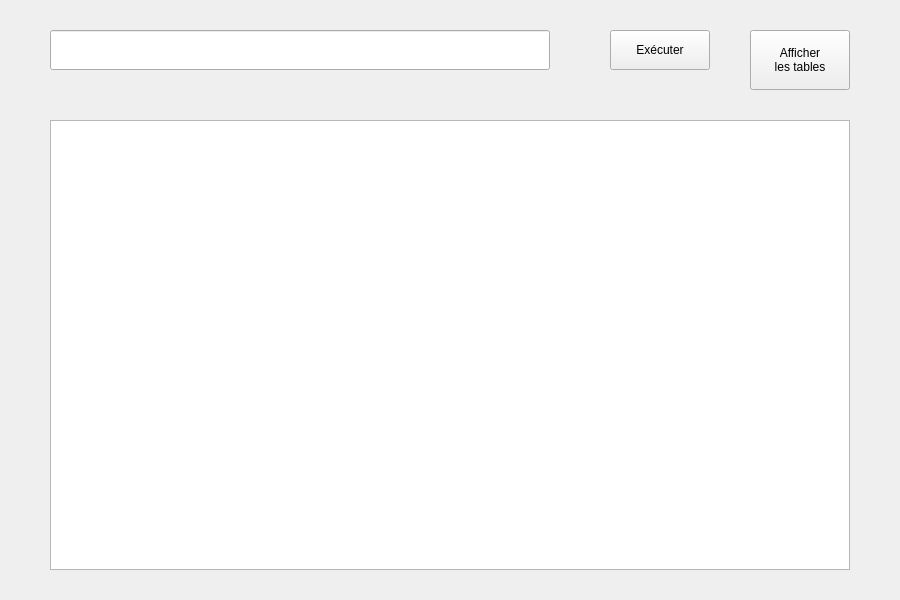
Before: the Qt Designer form forms/database.ui in BethencourtFlorian/Platlog_c, drawn with Qt 5.
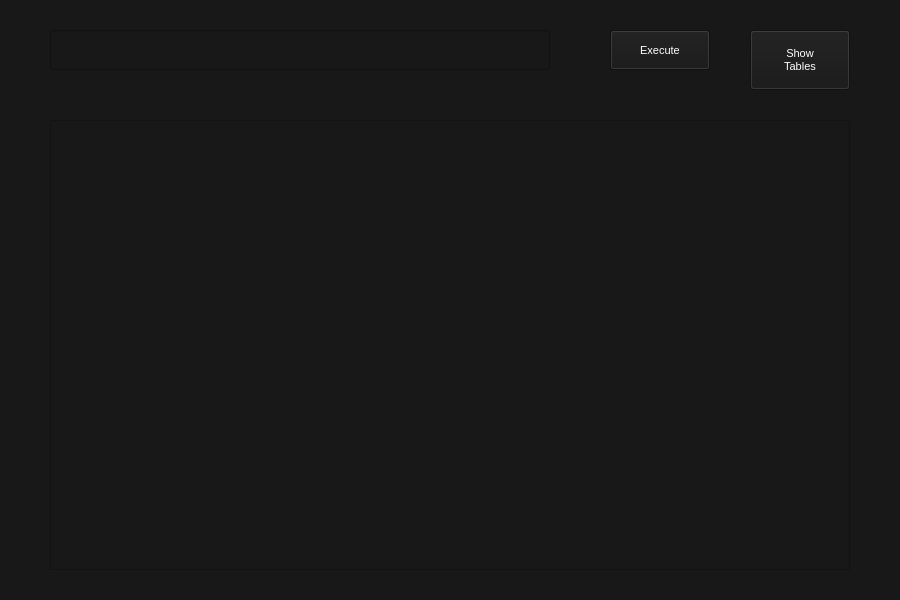
After: the same form once the commit is applied.

Commit message: Changements design + langue globale du logiciel

```diff
--- a/forms/database.ui
+++ b/forms/database.ui
@@ -12,12 +12,50 @@
   </property>
   <property name="font">
    <font>
-    <pointsize>9</pointsize>
+    <family>Segoe UI</family>
+    <pointsize>8</pointsize>
+    <italic>false</italic>
+    <bold>false</bold>
    </font>
   </property>
   <property name="windowTitle">
    <string>Form</string>
   </property>
+  <property name="styleSheet">
+   <string notr="true">*{
+font: 8pt &quot;Segoe UI&quot;;
+background-color: rgb(24, 24, 24);
+color: white;
+}
+
+QTableView {
+	gridline-color: white;
+	border-color: rgb(224, 224, 224);
+    font: 10px;
+}
+
+QHeaderView::section {
+	text-align: left;
+    
+	background-color: rgb(13, 142, 227);
+	border: 1px solid #04AA6D;
+    color: white;
+    height: 35px;
+    font: 14px;
+}
+
+QTableView::item:alternate{
+	
+	background-color: rgb(209, 209, 209);
+	color: black;
+}
+
+QTableView::item{
+	background-color: white;
+	color: black;
+}
+</string>
+  </property>
   <widget class="QTableView" name="tableView">
    <property name="geometry">
     <rect>
@@ -28,7 +66,7 @@
     </rect>
    </property>
    <property name="styleSheet">
-    <string notr="true">color: rgb(39, 24, 255);</string>
+    <string notr="true"/>
    </property>
   </widget>
   <widget class="QLineEdit" name="lineEdit">
@@ -51,7 +89,7 @@
     </rect>
    </property>
    <property name="text">
-    <string>Exécuter</string>
+    <string>Execute</string>
    </property>
   </widget>
   <widget class="QPushButton" name="defaultButton">
@@ -65,12 +103,15 @@
    </property>
    <property name="font">
     <font>
-     <pointsize>9</pointsize>
+     <family>Segoe UI</family>
+     <pointsize>8</pointsize>
+     <italic>false</italic>
+     <bold>false</bold>
     </font>
    </property>
    <property name="text">
-    <string>Afficher
-les tables</string>
+    <string>Show
+Tables</string>
    </property>
   </widget>
  </widget>
```
The commit also changes 4 other files.
